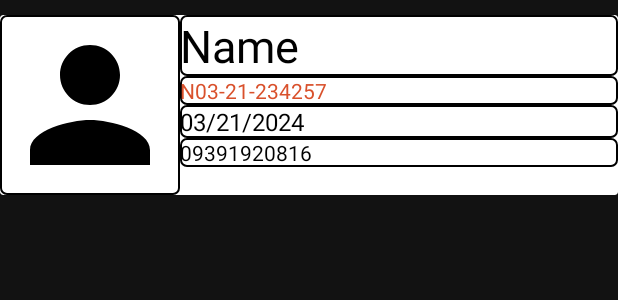
After one commit to BradlyVinceGorgonio/DriveAssure, an Android app: the layout admin_item_user.xml on its own in the app's theme, with its tools: preview values and no code run, on a phone screen of 412 x 824 dp. The commit adds this screen. Shown: the top 300 px of the screen. Run offline under Robolectric (Android 15) with nearby library versions, the phone set to English and light mode, and no system bars.

Commit message:
Admin Added

```diff
--- a/app/src/main/java/com/example/driveassure/LoginHomePage.java
+++ b/app/src/main/java/com/example/driveassure/LoginHomePage.java
@@ -49,8 +49,8 @@ public class LoginHomePage extends AppCompatActivity {
 
                 if(Semail.equals("admin") && Spass.equals("admin"))
                 {
-                    //Intent intent = new Intent(loginP.this, AdminModeActivity.class);
-                    //startActivity(intent);
+                    Intent intent = new Intent(LoginHomePage.this, AdminHome.class);
+                    startActivity(intent);
                 }
                 else
                 {
--- a/app/src/main/java/com/example/driveassure/UploadDriversLicense.java
+++ b/app/src/main/java/com/example/driveassure/UploadDriversLicense.java
@@ -240,6 +240,7 @@ public class UploadDriversLicense extends AppCompatActivity {
                                 userMap.put("contact number", Number);
                                 userMap.put("license num", licenseNum);
                                 userMap.put("license exp", licenseDate);
+                                userMap.put("uid",uid);
 
                                 // Add the user data to the Firestore "users" collection with the UID as the document name
                                 db.collection("admin")
--- /dev/null
+++ b/app/src/main/res/drawable/border_item.xml
@@ -0,0 +1,8 @@
+<?xml version="1.0" encoding="utf-8"?>
+<shape xmlns:android="http://schemas.android.com/apk/res/android">
+    <solid android:color="@android:color/transparent" />
+    <stroke
+        android:color="@android:color/black"
+        android:width="1dp" />
+    <corners android:radius="4dp" />
+</shape>
--- /dev/null
+++ b/app/src/main/res/drawable/personvector.xml
@@ -0,0 +1,5 @@
+<vector android:height="24dp" android:tint="#000000"
+    android:viewportHeight="24" android:viewportWidth="24"
+    android:width="24dp" xmlns:android="http://schemas.android.com/apk/res/android">
+    <path android:fillColor="@android:color/white" android:pathData="M12,12c2.21,0 4,-1.79 4,-4s-1.79,-4 -4,-4 -4,1.79 -4,4 1.79,4 4,4zM12,14c-2.67,0 -8,1.34 -8,4v2h16v-2c0,-2.66 -5.33,-4 -8,-4z"/>
+</vector>
--- a/app/src/main/res/layout/activity_admin_home.xml
+++ b/app/src/main/res/layout/activity_admin_home.xml
@@ -8,5 +8,11 @@
     tools:context=".AdminHome">
 
 
+    <androidx.recyclerview.widget.RecyclerView
+        xmlns:android="http://schemas.android.com/apk/res/android"
+        android:id="@+id/recyclerView"
+        android:layout_width="match_parent"
+        android:layout_height="match_parent"
+        />
 
 </androidx.constraintlayout.widget.ConstraintLayout>
--- /dev/null
+++ b/app/src/main/res/layout/admin_item_user.xml
@@ -0,0 +1,74 @@
+<!-- item_user.xml -->
+<androidx.cardview.widget.CardView
+    xmlns:android="http://schemas.android.com/apk/res/android"
+    android:id="@+id/itemLayoutAdmin"
+    android:layout_width="match_parent"
+    android:layout_height="120dp"
+    android:layout_marginTop="10sp"
+    android:layout_marginBottom="10sp"
+    android:backgroundTint="@color/white">
+
+    <LinearLayout
+        android:layout_width="match_parent"
+        android:layout_height="wrap_content"
+        android:orientation="horizontal"
+        >
+
+        <ImageView
+            android:id="@+id/userDisplayImage"
+
+            android:layout_width="120dp"
+            android:layout_height="120dp"
+            android:src="@drawable/personvector"
+            android:background="@drawable/border_item"
+            />
+
+        <LinearLayout
+            android:layout_width="match_parent"
+            android:layout_height="wrap_content"
+            android:orientation="vertical"
+
+            >
+
+            <TextView
+                android:id="@+id/userDisplayName"
+                android:layout_width="match_parent"
+                android:layout_height="wrap_content"
+                android:textColor="@color/black"
+                android:textSize="30sp"
+                android:text="Name"
+                android:background="@drawable/border_item"
+                />
+
+            <TextView
+                android:layout_width="match_parent"
+                android:layout_height="wrap_content"
+                android:text="N03-21-234257"
+
+                android:id="@+id/userDisplayLicenseNum"
+                android:textColor="#D9512C"
+                android:background="@drawable/border_item"/>
+
+            <TextView
+                android:layout_width="match_parent"
+                android:layout_height="wrap_content"
+                android:id="@+id/userDisplayLicenseExp"
+                android:textColor="@color/black"
+                android:text="03/21/2024"
+                android:textSize="16dp"
+                android:background="@drawable/border_item"/>
+            <TextView
+                android:id="@+id/userDisplayNumber"
+                android:layout_width="match_parent"
+                android:layout_height="wrap_content"
+                android:textColor="@color/black"
+                android:text="09391920816"
+                android:textSize="14sp"
+                android:background="@drawable/border_item"
+                />
+
+        </LinearLayout>
+
+    </LinearLayout>
+
+</androidx.cardview.widget.CardView>
```
Also changed, not shown: app/src/main/java/com/example/driveassure/AdminClass.java (added, +51 -0 lines), app/src/main/java/com/example/driveassure/AdminHome.java (+78 -1 lines), app/src/main/java/com/example/driveassure/AdminUserAdapter.java (added, +96 -0 lines).
